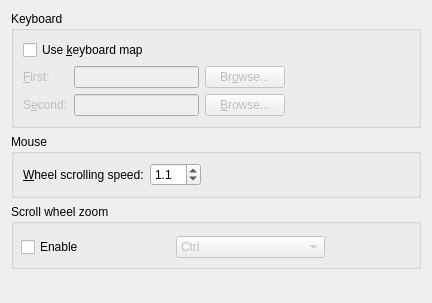
cburschka/lyx, file src/frontends/qt4/ui/PrefInputUi.ui: the form before one commit.
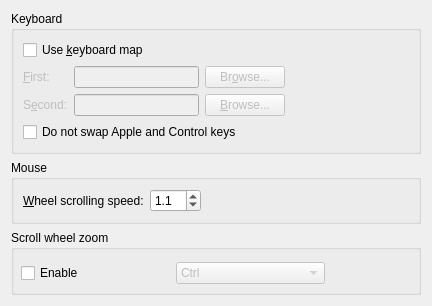
The form after the commit.

Commit message: Add CB for Meta/Control key swap  on Mac OS X. Patch by Jens Noeckel. http://www.mail-archive.com/lyx-devel@lists.lyx.org/msg160177.html

```diff
--- a/src/frontends/qt4/ui/PrefInputUi.ui
+++ b/src/frontends/qt4/ui/PrefInputUi.ui
@@ -114,6 +114,19 @@
         </property>
        </widget>
       </item>
+      <item row="3" column="0" colspan="3" >
+       <widget class="QCheckBox" name="dontswapCB" >
+        <property name="toolTip">
+         <string>Mac OS X specific setting for use with emacs bindings. Takes effect next time LyX is launched.</string>
+        </property>
+        <property name="text" >
+         <string>Do not swap Apple and Control keys</string>
+        </property>
+        <property name="checked" >
+         <bool>false</bool>
+        </property>
+       </widget>
+      </item>
      </layout>
     </widget>
    </item>
```
The commit also changes 4 other files.
